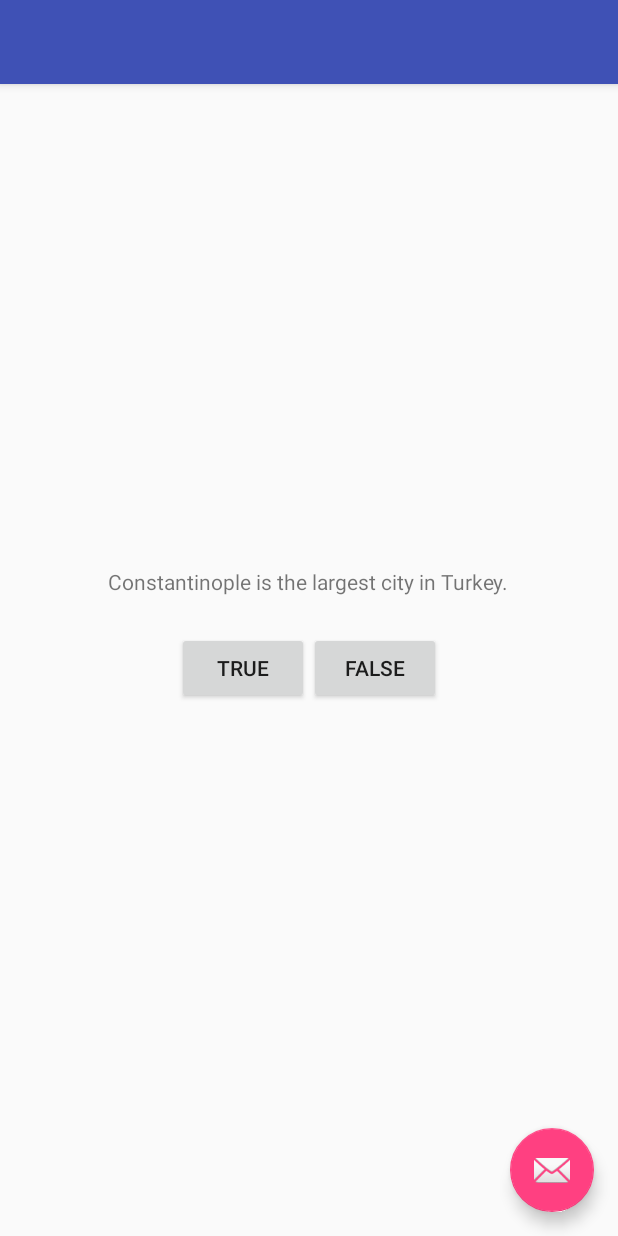
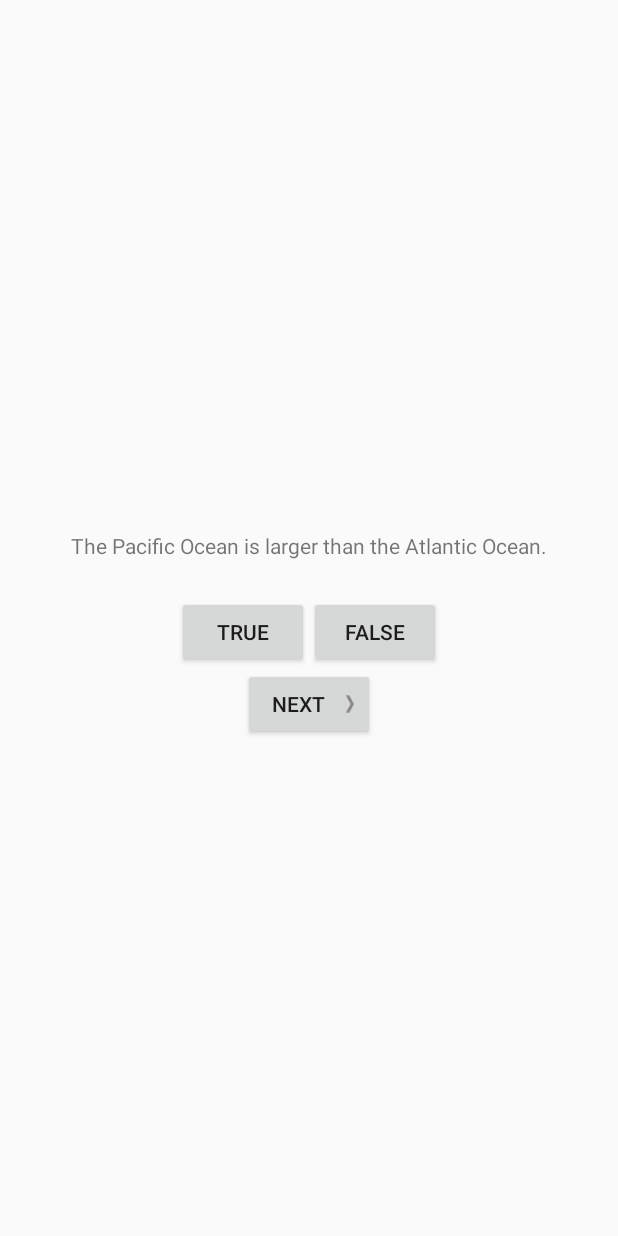
Before and after one commit to jcorpac/GeoQuiz, an Android app: the screen it shows after launch (QuizActivity), after a tap on "TRUE", on a phone screen of 412 x 824 dp. Run offline under Robolectric (Android 15) with nearby library versions, the phone set to English and light mode, and no system bars.

Commit message:
End of Chapter 2

```diff
--- /dev/null
+++ b/app/src/main/java/com/bignerdranch/android/geoquiz/Question.java
@@ -0,0 +1,30 @@
+package com.bignerdranch.android.geoquiz;
+
+/**
+ * Created by Jeff on 1/18/2016.
+ */
+public class Question {
+    private int mTextResId;
+    private boolean mAnswerTrue;
+
+    public Question(int textResId, boolean answerTrue) {
+        mTextResId = textResId;
+        mAnswerTrue = answerTrue;
+    }
+
+    public int getTextResId() {
+        return mTextResId;
+    }
+
+    public void setTextResId(int textResId) {
+        mTextResId = textResId;
+    }
+
+    public boolean isAnswerTrue() {
+        return mAnswerTrue;
+    }
+
+    public void setAnswerTrue(boolean answerTrue) {
+        mAnswerTrue = answerTrue;
+    }
+}
--- a/app/src/main/java/com/bignerdranch/android/geoquiz/QuizActivity.java
+++ b/app/src/main/java/com/bignerdranch/android/geoquiz/QuizActivity.java
@@ -6,12 +6,25 @@ import android.view.Menu;
 import android.view.MenuItem;
 import android.view.View;
 import android.widget.Button;
+import android.widget.TextView;
 import android.widget.Toast;
 
 public class QuizActivity extends AppCompatActivity {
 
     private Button mTrueButton;
     private Button mFalseButton;
+    private Button mNextButton;
+    private TextView mQuestionTextView;
+
+    private Question[] mQuestionBank = new Question[]{
+            new Question(R.string.question_oceans, true),
+            new Question(R.string.question_mideast, false),
+            new Question(R.string.question_africa, false),
+            new Question(R.string.question_americas, true),
+            new Question(R.string.question_asia, true)
+    };
+
+    private int mCurrentIndex = 0;
 
     @Override
     protected void onCreate(Bundle savedInstanceState) {
@@ -22,7 +35,7 @@ public class QuizActivity extends AppCompatActivity {
         mTrueButton.setOnClickListener(new View.OnClickListener() {
             @Override
             public void onClick(View v) {
-                Toast.makeText(QuizActivity.this, R.string.incorrect_toast, Toast.LENGTH_SHORT).show();
+                checkAnswer(true);
             }
         });
 
@@ -30,9 +43,38 @@ public class QuizActivity extends AppCompatActivity {
         mFalseButton.setOnClickListener(new View.OnClickListener() {
             @Override
             public void onClick(View v) {
-                Toast.makeText(QuizActivity.this, R.string.correct_toast, Toast.LENGTH_SHORT).show();
+                checkAnswer(false);
             }
         });
+
+        mQuestionTextView = (TextView) findViewById(R.id.question_text_view);
+        updateQuestion();
+
+        mNextButton = (Button) findViewById(R.id.next_bbutton);
+        mNextButton.setOnClickListener(new View.OnClickListener() {
+            @Override
+            public void onClick(View v) {
+                mCurrentIndex = (mCurrentIndex + 1) % mQuestionBank.length;
+                updateQuestion();
+            }
+        });
+    }
+
+    private void checkAnswer(boolean userPressedTrue) {
+        boolean answerIsTrue = mQuestionBank[mCurrentIndex].isAnswerTrue();
+        int messageResId = 0;
+
+        if (userPressedTrue == answerIsTrue) {
+            messageResId = R.string.correct_toast;
+        } else {
+            messageResId = R.string.incorrect_toast;
+        }
+        Toast.makeText(QuizActivity.this, messageResId, Toast.LENGTH_SHORT).show();
+    }
+
+    private void updateQuestion() {
+        int question = mQuestionBank[mCurrentIndex].getTextResId();
+        mQuestionTextView.setText(question);
     }
 
     @Override
--- a/app/src/main/res/layout/activity_quiz.xml
+++ b/app/src/main/res/layout/activity_quiz.xml
@@ -1,34 +1,40 @@
 <?xml version="1.0" encoding="utf-8"?>
-<android.support.design.widget.CoordinatorLayout xmlns:android="http://schemas.android.com/apk/res/android"
-    xmlns:app="http://schemas.android.com/apk/res-auto"
-    xmlns:tools="http://schemas.android.com/tools"
+<LinearLayout xmlns:android="http://schemas.android.com/apk/res/android"
     android:layout_width="match_parent"
     android:layout_height="match_parent"
-    android:fitsSystemWindows="true"
-    tools:context="com.bignerdranch.android.geoquiz.QuizActivity">
+    android:gravity="center"
+    android:orientation="vertical">
 
-    <android.support.design.widget.AppBarLayout
-        android:layout_width="match_parent"
-        android:layout_height="wrap_content"
-        android:theme="@style/AppTheme.AppBarOverlay">
-
-        <android.support.v7.widget.Toolbar
-            android:id="@+id/toolbar"
-            android:layout_width="match_parent"
-            android:layout_height="?attr/actionBarSize"
-            android:background="?attr/colorPrimary"
-            app:popupTheme="@style/AppTheme.PopupOverlay" />
-
-    </android.support.design.widget.AppBarLayout>
-
-    <include layout="@layout/content_quiz" />
-
-    <android.support.design.widget.FloatingActionButton
-        android:id="@+id/fab"
+    <TextView
+        android:id="@+id/question_text_view"
         android:layout_width="wrap_content"
         android:layout_height="wrap_content"
-        android:layout_gravity="bottom|end"
-        android:layout_margin="@dimen/fab_margin"
-        android:src="@android:drawable/ic_dialog_email" />
+        android:padding="24dp" />
 
-</android.support.design.widget.CoordinatorLayout>
+    <LinearLayout
+        android:layout_width="wrap_content"
+        android:layout_height="wrap_content"
+        android:orientation="horizontal">
+
+        <Button
+            android:id="@+id/true_button"
+            android:layout_width="wrap_content"
+            android:layout_height="wrap_content"
+            android:text="@string/true_button" />
+
+        <Button
+            android:id="@+id/false_button"
+            android:layout_width="wrap_content"
+            android:layout_height="wrap_content"
+            android:text="@string/false_button" />
+
+    </LinearLayout>
+
+    <Button
+        android:id="@+id/next_bbutton"
+        android:layout_width="wrap_content"
+        android:layout_height="wrap_content"
+        android:drawablePadding="4dp"
+        android:drawableRight="@drawable/arrow_right"
+        android:text="@string/next_button" />
+</LinearLayout>
--- a/app/src/main/res/layout/content_quiz.xml
+++ b/app/src/main/res/layout/content_quiz.xml
@@ -6,10 +6,10 @@
     android:orientation="vertical">
 
     <TextView
+        android:id="@+id/question_text_view"
         android:layout_width="wrap_content"
         android:layout_height="wrap_content"
-        android:padding="24dp"
-        android:text="@string/question_text" />
+        android:padding="24dp" />
 
     <LinearLayout
         android:layout_width="wrap_content"
@@ -30,4 +30,9 @@
 
     </LinearLayout>
 
+    <Button
+        android:id="@+id/next_bbutton"
+        android:layout_width="wrap_content"
+        android:layout_height="wrap_content"
+        android:text="@string/next_button" />
 </LinearLayout>
--- a/app/src/main/res/values/strings.xml
+++ b/app/src/main/res/values/strings.xml
@@ -1,9 +1,15 @@
 <resources>
     <string name="app_name">GeoQuiz</string>
-    <string name="question_text">Constantinople is the largest city in Turkey.</string>
     <string name="true_button">True</string>
     <string name="false_button">False</string>
+    <string name="next_button">Next</string>
     <string name="correct_toast">Correct!</string>
     <string name="incorrect_toast">Incorrect!</string>
     <string name="action_settings">Settings</string>
+
+    <string name="question_oceans">The Pacific Ocean is larger than the Atlantic Ocean.</string>
+    <string name="question_mideast">The Suez Canal connects the Red Sea and the Indian Ocean.</string>
+    <string name="question_africa">The source of the Nile River is in Egypt.</string>
+    <string name="question_americas">The Amazon River is the longest river in the Americas.</string>
+    <string name="question_asia">Lake Baikai is the world\'s oldest and deepest freshwater lake.</string>
 </resources>
```
Also changed, not shown: app/src/main/res/drawable-hdpi/arrow_left.png (added), app/src/main/res/drawable-hdpi/arrow_right.png (added), app/src/main/res/drawable-mdpi/arrow_left.png (added), app/src/main/res/drawable-mdpi/arrow_right.png (added), app/src/main/res/drawable-xhdpi/arrow_left.png (added), app/src/main/res/drawable-xhdpi/arrow_right.png (added), app/src/main/res/drawable-xxhdpi/arrow_left.png (added), app/src/main/res/drawable-xxhdpi/arrow_right.png (added).
